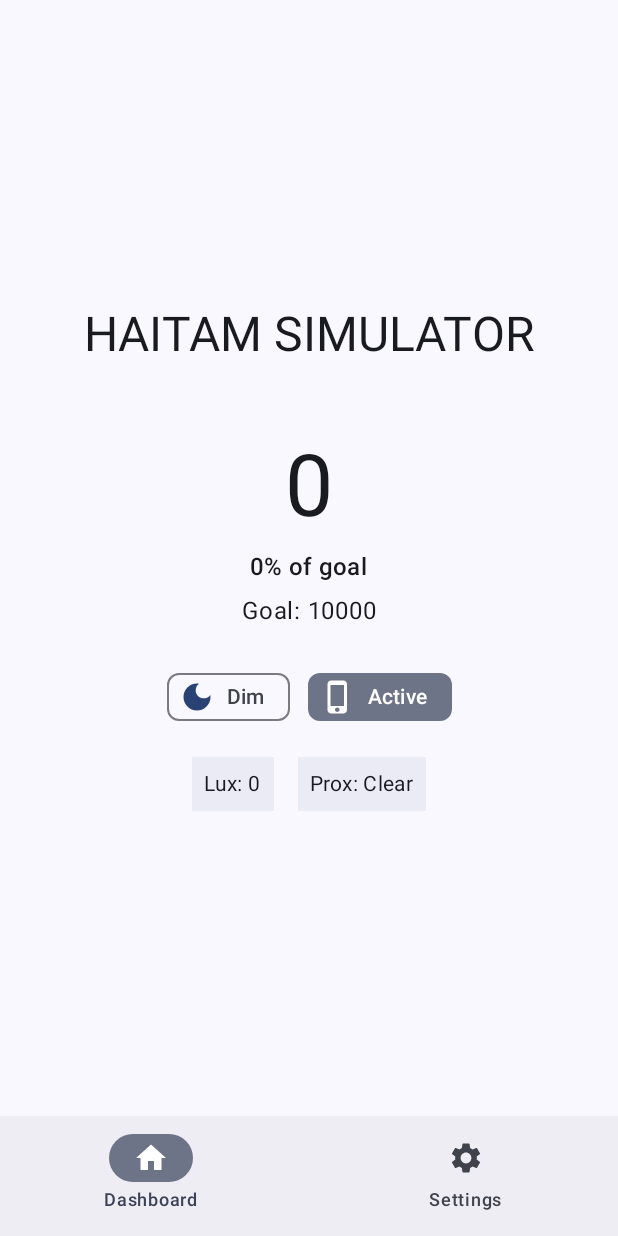
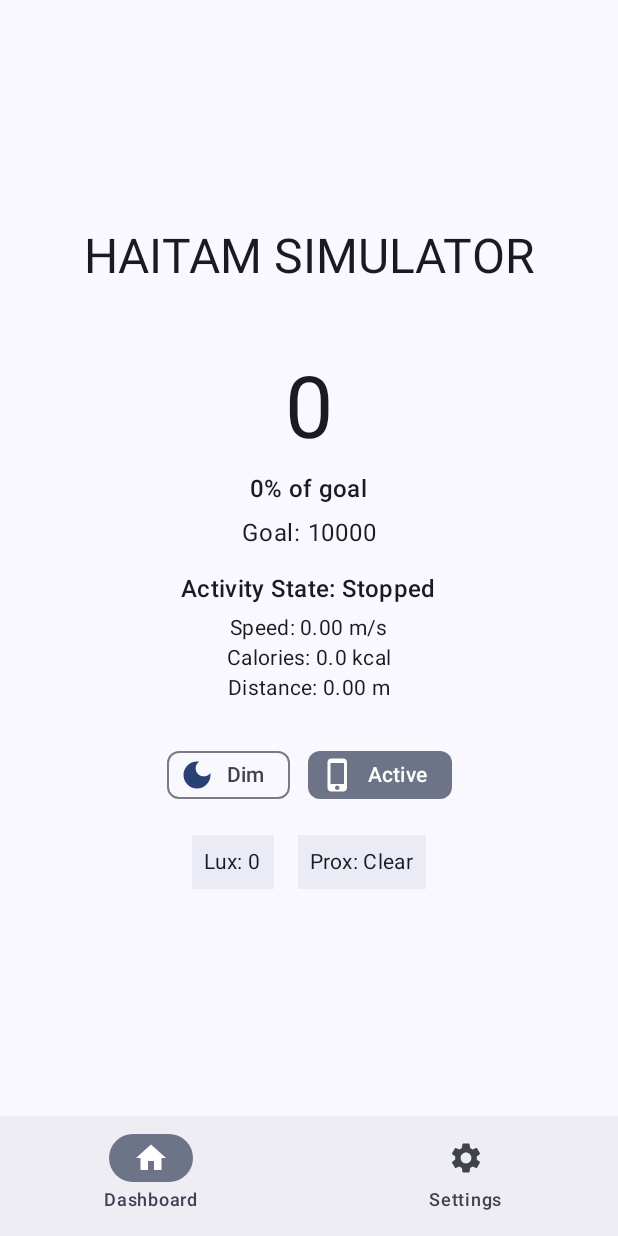
Before and after one commit to iliasreg/stepx, an Android app built with Jetpack Compose: the screen it shows after launch (MainActivity), on a phone screen of 412 x 824 dp. Run offline under Robolectric (Android 15) with nearby library versions, the phone set to English and light mode, and no system bars.

Commit message:
Acceleration,callories,speed,distance implemented

```diff
--- a/app/src/main/java/com/example/stepx/MainActivity.kt
+++ b/app/src/main/java/com/example/stepx/MainActivity.kt
@@ -178,6 +178,11 @@ private fun DashboardScreen(snackbarHostState: SnackbarHostState) {
     val lightReminderEnabled by prefs.lightReminderEnabled.collectAsState(initial = true)
     val persistedSteps by prefs.totalSteps.collectAsState(initial = 0)
 
+    val speed by counter.speedMps.collectAsState()
+    val activityState by counter.activityState.collectAsState()
+    val calories by counter.caloriesBurned.collectAsState()
+    val distance by counter.distanceMeters.collectAsState()
+
     val ambientLux by counter.ambientLux.collectAsState()
     val isCovered by counter.isCovered.collectAsState()
     var stepsToday by remember { mutableIntStateOf(persistedSteps) }
@@ -263,6 +268,16 @@ private fun DashboardScreen(snackbarHostState: SnackbarHostState) {
             text = "Goal: $dailyGoal",
             style = MaterialTheme.typography.bodyLarge
         )
+        Spacer(Modifier.height(16.dp))
+
+        Column(horizontalAlignment = Alignment.CenterHorizontally) {
+            Text(text = "Activity State: $activityState", style = MaterialTheme.typography.titleMedium)
+            Spacer(Modifier.height(4.dp))
+            Text(text = String.format("Speed: %.2f m/s", speed), style = MaterialTheme.typography.bodyMedium)
+            Text(text = String.format("Calories: %.1f kcal", calories), style = MaterialTheme.typography.bodyMedium)
+            Text(text = String.format("Distance: %.2f m", distance), style = MaterialTheme.typography.bodyMedium)
+        }
+
         Spacer(Modifier.height(24.dp))
         Row(
             horizontalArrangement = Arrangement.spacedBy(12.dp)
--- a/app/src/main/java/com/example/stepx/StepCounterManager.kt
+++ b/app/src/main/java/com/example/stepx/StepCounterManager.kt
@@ -37,6 +37,19 @@ class StepCounterManager private constructor(private val appContext: Context) :
     private var gravityZ: Float = 0f
     private var lastStepAtMs: Long = 0L
     private var pocketDetectionEnabled: Boolean = true
+
+    private val _speedMps = MutableStateFlow(0f)
+    val speedMps: StateFlow<Float> = _speedMps
+
+    private val _activityState = MutableStateFlow("Stopped")
+    val activityState: StateFlow<String> = _activityState
+
+    private val _caloriesBurned = MutableStateFlow(0f)
+    val caloriesBurned: StateFlow<Float> = _caloriesBurned
+
+    private val _distanceMeters = MutableStateFlow(0f)
+    val distanceMeters: StateFlow<Float> = _distanceMeters
+
     // No date-bound logic anymore
 
     init {
@@ -116,10 +129,43 @@ class StepCounterManager private constructor(private val appContext: Context) :
                 if (!(pocketDetectionEnabled && _isCovered.value) && magnitude > threshold && (now - lastStepAtMs) > debounceMs) {
                     lastStepAtMs = now
                     incrementTotal(1)
+                    updateMetrics()
                 }
             }
         }
     }
+
+    private val lastSteps = ArrayDeque<Long>() // keep last few step timestamps for cadence
+
+    private fun updateMetrics() {
+        val now = System.currentTimeMillis()
+        lastSteps.addLast(now)
+        while (lastSteps.size > 5) lastSteps.removeFirst() // smooth cadence
+
+        val delta = (lastSteps.last() - lastSteps.first()) / 1000f
+        val cadence = if (delta > 0) (lastSteps.size - 1) / delta else 0f // steps per second
+
+        // Determine activity state and speed
+        val stepLengthWalking = 0.75f
+        val stepLengthRunning = 1.2f
+        val speed = if (cadence < 1.5f) cadence * stepLengthWalking else cadence * stepLengthRunning
+        _speedMps.value = speed
+
+        _activityState.value = when {
+            speed < 0.2f -> "Stopped"
+            speed < 2f -> "Walking"
+            else -> "Running"
+        }
+
+        // Distance
+        val stepLength = if (_activityState.value == "Running") stepLengthRunning else stepLengthWalking
+        _distanceMeters.value = _totalSteps.value * stepLength
+
+        // Calories burned
+        val caloriesPerStep = if (_activityState.value == "Running") 0.1f else 0.05f
+        _caloriesBurned.value = _totalSteps.value * caloriesPerStep
+    }
+
 
     private fun incrementTotal(delta: Int) {
         scope.launch { prefs.incrementTotalSteps(delta) }
```
